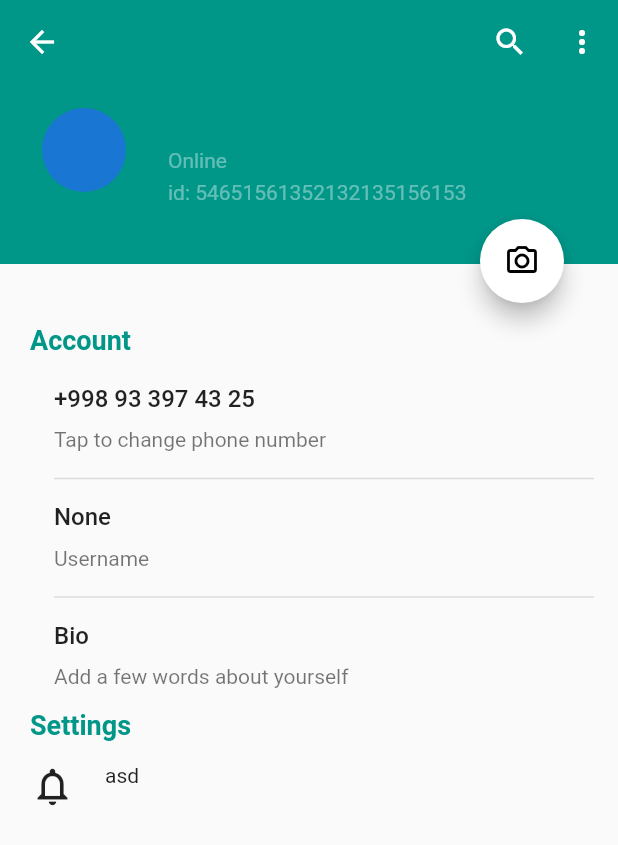
After one commit to diyorxalloqov/Telegram_with_Firebase, a Flutter app: the SettingsPage screen opened directly, on a phone screen of 412 x 824 dp. The commit adds this screen. Shown: the top 845 px of the screen. Run offline on Flutter 3.47's test engine with Material 2 defaults, Android fonts, the phone set to English and light mode, and no system bars; our stand-ins replace cloud_firestore, firebase_auth, firebase_core, firebase_storage, image_picker; accounts and stored records are empty; network calls fail.

Commit message:
Firebase_user_show_ui

```diff
--- a/lib/provider/auth/sign_up_provider.dart
+++ b/lib/provider/auth/sign_up_provider.dart
@@ -1,3 +1,6 @@
+// ignore_for_file: avoid_function_literals_in_foreach_calls, non_constant_identifier_names, unused_local_variable
+
+import 'package:cloud_firestore/cloud_firestore.dart';
 import 'package:firebase_auth/firebase_auth.dart';
 import 'package:flutter/material.dart';
 import 'package:telegram/ui/pages/homePage.dart';
@@ -9,6 +12,8 @@ class SignUpProvider extends ChangeNotifier {
   bool isLoading = false;
 
   String error = '';
+  CollectionReference users = FirebaseFirestore.instance.collection("Users");
+  List<Map<String, dynamic>> usersList = [];
 
   Future<void> signUp(BuildContext context) async {
     isLoading = true;
@@ -16,6 +21,22 @@ class SignUpProvider extends ChangeNotifier {
     try {
       await FirebaseAuth.instance.createUserWithEmailAndPassword(
           email: emailController.text, password: passwordController.text);
+
+      DocumentReference<Object?> AllUsers =
+          await users.add({"User": emailController.text});
+
+      // Firebaseda account qoshish va uni ui ga chiqarish
+
+      await FirebaseFirestore.instance
+          .collection("Users")
+          .get()
+          .then((QuerySnapshot querySnapshot) {
+        querySnapshot.docs.forEach((DocumentSnapshot docSnapshot) {
+          usersList.add(docSnapshot.data() as Map<String, dynamic>);
+        });
+      });
+
+
       Navigator.push(
           context, MaterialPageRoute(builder: (context) => HomePage()));
     } on FirebaseAuthException catch (e) {
--- a/lib/service/profileService.dart
+++ b/lib/service/profileService.dart
@@ -1,6 +1,6 @@
 import 'package:firebase_auth/firebase_auth.dart';
 import 'package:flutter/foundation.dart';
-import 'package:telegram/service/ImagePickerService.dart';
+import 'package:telegram/service/ImagePickerService_for_message.dart';
 
 class ProfileService {
   static Future<void> updateProfile() async {
--- /dev/null
+++ b/lib/ui/pages/settingsPage.dart
@@ -0,0 +1,181 @@
+import 'package:firebase_auth/firebase_auth.dart';
+import 'package:flutter/material.dart';
+
+class SettingsPage extends StatelessWidget {
+  const SettingsPage({super.key});
+
+  @override
+  Widget build(BuildContext context) {
+    return Scaffold(
+      appBar: AppBar(
+        elevation: 0,
+        backgroundColor: Colors.teal,
+        actions: [
+          IconButton(onPressed: () {}, icon: const Icon(Icons.search)),
+          IconButton(onPressed: () {}, icon: const Icon(Icons.more_vert))
+        ],
+      ),
+      body: SingleChildScrollView(
+        child: Column(
+          mainAxisAlignment: MainAxisAlignment.start,
+          crossAxisAlignment: CrossAxisAlignment.start,
+          children: [
+            Stack(children: [
+              Container(
+                height: 120,
+                width: double.infinity,
+                decoration: const BoxDecoration(color: Colors.teal),
+                child: ListTile(
+                  leading: const CircleAvatar(
+                    radius: 40,
+                  ),
+                  subtitle: const Column(
+                    crossAxisAlignment: CrossAxisAlignment.start,
+                    mainAxisAlignment: MainAxisAlignment.start,
+                    children: [
+                      SizedBox(
+                        height: 5,
+                      ),
+                      Text(
+                        "Online",
+                        style: TextStyle(color: Colors.white38),
+                      ),
+                      SizedBox(
+                        height: 5,
+                      ),
+                      Text(
+                        "id: 54651561352132135156153",
+                        style: TextStyle(color: Colors.white38),
+                      )
+                    ],
+                  ),
+                  title: Padding(
+                    padding: const EdgeInsets.only(top: 15),
+                    child: Text(
+                      FirebaseAuth.instance.currentUser!.email.toString(),
+                      style: const TextStyle(color: Colors.white),
+                    ),
+                  ),
+                ),
+              ),
+              Positioned(
+                top: 90,
+                left: 320,
+                child: FloatingActionButton(
+                  onPressed: () {},
+                  backgroundColor: Colors.white,
+                  child: const Icon(
+                    Icons.camera_alt_outlined,
+                    color: Colors.black,
+                  ),
+                ),
+              ),
+              const SizedBox(
+                height: 150,
+              ),
+            ]),
+            const Padding(
+              padding: EdgeInsets.only(left: 20, top: 10),
+              child: Column(
+                mainAxisAlignment: MainAxisAlignment.start,
+                crossAxisAlignment: CrossAxisAlignment.start,
+                children: [
+                  Text(
+                    "Account",
+                    style: TextStyle(
+                        fontWeight: FontWeight.bold,
+                        color: Colors.teal,
+                        fontSize: 18),
+                  ),
+                  SizedBox(
+                    height: 15,
+                  ),
+                  ListTile(
+                    title: Text(
+                      "+998 93 397 43 25",
+                      style: TextStyle(fontWeight: FontWeight.w500),
+                    ),
+                    subtitle: Column(
+                      crossAxisAlignment: CrossAxisAlignment.start,
+                      children: [
+                        SizedBox(
+                          height: 10,
+                        ),
+                        Text("Tap to change phone number"),
+                        SizedBox(
+                          height: 10,
+                        ),
+                        Divider(
+                          thickness: 1,
+                        ),
+                      ],
+                    ),
+                  ),
+                  ListTile(
+                    title: Text(
+                      "None",
+                      style: TextStyle(fontWeight: FontWeight.w500),
+                    ),
+                    subtitle: Column(
+                      crossAxisAlignment: CrossAxisAlignment.start,
+                      children: [
+                        SizedBox(
+                          height: 10,
+                        ),
+                        Text("Username"),
+                        SizedBox(
+                          height: 10,
+                        ),
+                        Divider(
+                          thickness: 1,
+                        ),
+                      ],
+                    ),
+                  ),
+                  ListTile(
+                    title: Text(
+                      "Bio",
+                      style: TextStyle(fontWeight: FontWeight.w500),
+                    ),
+                    subtitle: Column(
+                      crossAxisAlignment: CrossAxisAlignment.start,
+                      children: [
+                        SizedBox(
+                          height: 10,
+                        ),
+                        Text("Add a few words about yourself"),
+                        SizedBox(
+                          height: 10,
+                        ),
+                      ],
+                    ),
+                  ),
+                  Text(
+                    "Settings",
+                    style: TextStyle(
+                        fontWeight: FontWeight.bold,
+                        color: Colors.teal,
+                        fontSize: 18),
+                  ),
+                  SizedBox(
+                    height: 15,
+                  ),
+                  Row(
+                    crossAxisAlignment: CrossAxisAlignment.start,
+                    children: [
+                      Icon(Icons.notifications_none,size: 30,),
+                      SizedBox(
+                        width: 20,
+                      ),
+                      Text("asd")
+                    ],
+                  )
+                ],
+              ),
+            )
+          ],
+        ),
+      ),
+    );
+  }
+}
--- a/lib/ui/widgets/image_picker_Widget.dart
+++ b/lib/ui/widgets/image_picker_Widget.dart
@@ -2,7 +2,7 @@
 
 import 'package:firebase_auth/firebase_auth.dart';
 import 'package:flutter/material.dart';
-import 'package:telegram/service/ImagePickerService.dart';
+import 'package:telegram/service/ImagePickerService_for_message.dart';
 import 'package:telegram/service/fireStorageService.dart';
 import 'package:telegram/service/fireStore_Service.dart';
 
```
Also changed, not shown: lib/service/fireStorageService.dart (+9 -5 lines), lib/ui/categories/Plus_messanger_Page.dart (+21 -11 lines), lib/ui/pages/messagePage.dart (+63 -18 lines), lib/ui/widgets/DrawerWidget.dart (+95 -8 lines), lib/service/ImagePickerService_for_message.dart (renamed from lib/service/ImagePickerService.dart).
